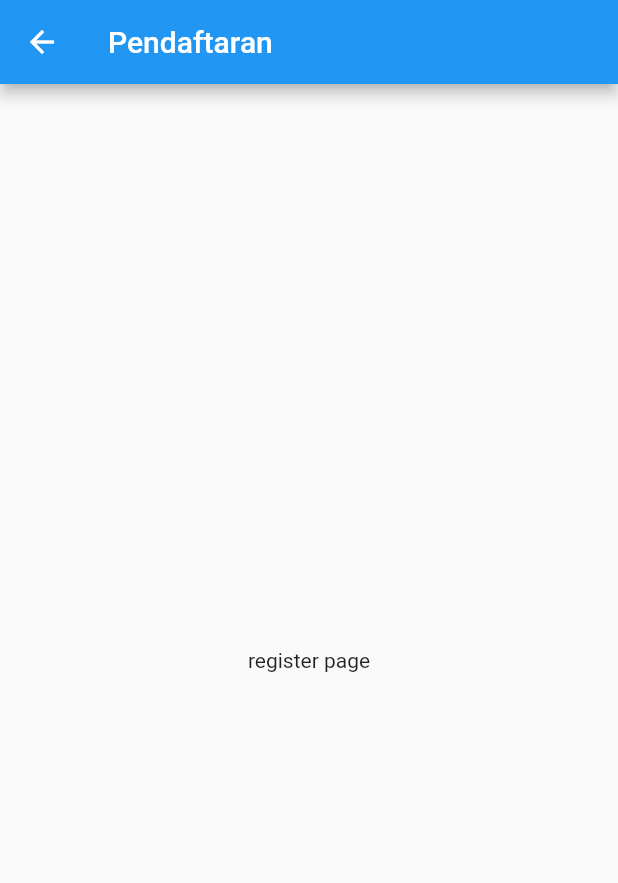
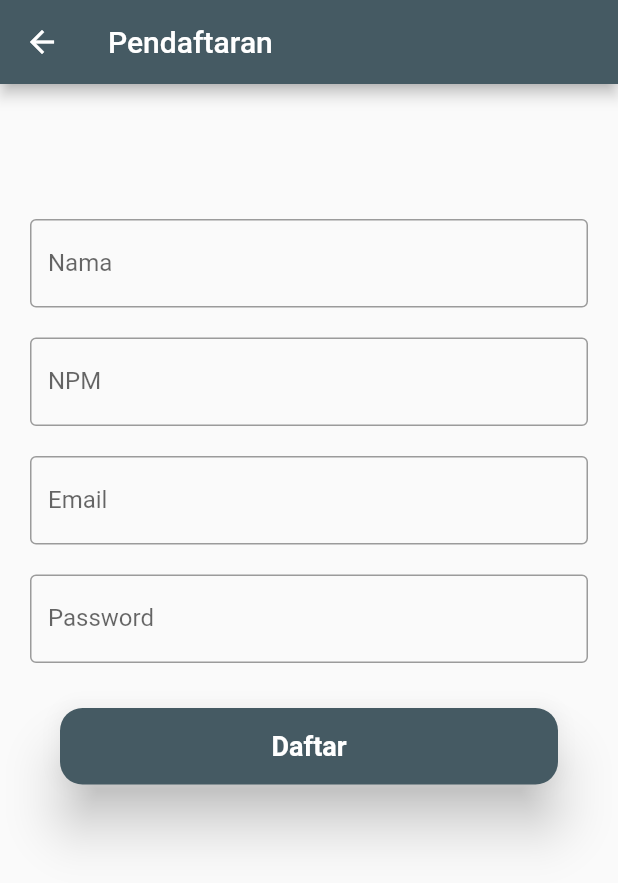
Before and after one commit to faizalfebriyanto886/login-with-API, a Flutter app: the screen it shows after launch, after a tap on "Daftarkan", on a phone screen of 412 x 824 dp. Shown: the top 883 px of the screen. Run offline on Flutter 3.47's test engine with Material 2 defaults, Android fonts, the phone set to English and light mode, and no system bars; our stand-ins replace cloud_firestore, cool_alert, firebase_core, lottie; accounts and stored records are empty; network calls fail.

Commit message:
trial error

```diff
--- a/lib/login_page.dart
+++ b/lib/login_page.dart
@@ -1,5 +1,4 @@
 import 'package:cloud_firestore/cloud_firestore.dart';
-import 'package:cool_alert/cool_alert.dart';
 import 'package:flutter/material.dart';
 import 'package:login_by_php/home_page.dart';
 import 'package:login_by_php/register_page.dart';
@@ -15,24 +14,6 @@ class Login extends StatefulWidget {
 class _LoginState extends State<Login> {
   final TextEditingController _emailController = TextEditingController();
   final TextEditingController _passwordController = TextEditingController();
-
-  dynamic data;
-
-  Future<dynamic> getData() async {
-    final DocumentReference dataLogin = FirebaseFirestore.instance.collection('login').where('email', isEqualTo: _emailController).snapshots() as DocumentReference<Object?>;
-
-    await dataLogin.get().then<dynamic>((DocumentSnapshot snapshot) {
-      setState(() {
-        data = snapshot.data();
-      });
-    });
-  }
-
-  @override
-  void initState() {
-    super.initState();
-    getData();
-  }
 
   @override
   Widget build(BuildContext context) {
@@ -53,7 +34,7 @@ class _LoginState extends State<Login> {
           ),
           SingleChildScrollView(
             child: Padding(
-              padding: const EdgeInsets.only(top: 450),
+              padding: const EdgeInsets.only(top: 400),
               child: Padding(
                 padding: const EdgeInsets.all(20),
                 child: Column(
@@ -93,12 +74,12 @@ class _LoginState extends State<Login> {
                           onPressed: (){
                             Navigator.push(context, MaterialPageRoute(builder: (context) => const Register()));
                           },
-                          child: Text(
+                          child: const Text(
                             'Daftarkan',
                             style: TextStyle(
                               fontSize: 14,
                               fontWeight: FontWeight.bold,
-                              color: Colors.blue[400]
+                              color: Color(0xFF455A63)
                             ),
                           )
                         )
@@ -107,22 +88,21 @@ class _LoginState extends State<Login> {
                     Container(
                       padding: const EdgeInsets.all(5),
                       width: MediaQuery.of(context).size.width * 0.7,
-                      child:  ElevatedButton(
+                      child: ElevatedButton(
                         onPressed: () {
-                          if (data['email'] != null && data['password'] != null) {
-                            _emailController.text = data['email'] ?? '';
-                            _passwordController.text = data['password'] ?? '';
-                            Navigator.push(context, MaterialPageRoute(builder: (context) => const Home()));
-                          } else  {
-                            CoolAlert.show(
-                              context: context,
-                              type: CoolAlertType.info,
-                              text: 'Silahkan cek email dan password !!'
-                            );
-                          }
+                          FirebaseFirestore.instance.collection('login').get().then((querySnapshot) {
+                            // ignore: avoid_function_literals_in_foreach_calls
+                            querySnapshot.docs.forEach((doc) {
+                              if (_emailController.text == doc.data()['email'] && _passwordController.text == doc.data()['password']) {
+                                _emailController.text = doc.data()['email'];
+                                _passwordController.text = doc.data()['password'];
+                                Navigator.push(context, MaterialPageRoute(builder: (context) => Home(nama: doc.data()['nama'] ?? '', npm: doc.data()['npm'] ?? '')));
+                              }
+                            });
+                          });
                         },
                         style: ElevatedButton.styleFrom(
-                          primary: Colors.blue,
+                          primary: const Color(0xFF455A63),
                           shape: RoundedRectangleBorder(
                             borderRadius: BorderRadius.circular(15.0)
                           ),
--- a/lib/register_page.dart
+++ b/lib/register_page.dart
@@ -1,3 +1,5 @@
+import 'package:cloud_firestore/cloud_firestore.dart';
+import 'package:cool_alert/cool_alert.dart';
 import 'package:flutter/material.dart';
 
 class Register extends StatefulWidget {
@@ -8,14 +10,105 @@ class Register extends StatefulWidget {
 }
 
 class _RegisterState extends State<Register> {
+  final TextEditingController _name = TextEditingController();
+  final TextEditingController _npm = TextEditingController();
+  final TextEditingController _email = TextEditingController();
+  final TextEditingController _password = TextEditingController();
+
+  final firestoreAdd = FirebaseFirestore.instance;
+
   @override
   Widget build(BuildContext context) {
     return Scaffold(
       appBar: AppBar(
         title: const Text('Pendaftaran'),
+        backgroundColor: const Color(0xFF455A63),
       ),
-      body: const Center(
-        child: Text('register page')),
+      body: Stack(
+        fit: StackFit.expand,
+        children: [
+          Expanded(
+            child: Padding(
+              padding: const EdgeInsets.only(top: 70),
+              child: ListView(
+                padding: const EdgeInsets.all(20),
+                children: [
+                  TextFormField(
+                    controller: _name,
+                    decoration: const InputDecoration(
+                      labelText: 'Nama',
+                      border: OutlineInputBorder(),
+                    ),
+                  ),
+                  const SizedBox(height: 20),
+                  TextFormField(
+                    controller: _npm,
+                    decoration: const InputDecoration(
+                      labelText: 'NPM',
+                      border: OutlineInputBorder(),
+                    ),
+                  ),
+                  const SizedBox(height: 20),
+                  TextFormField(
+                    controller: _email,
+                    decoration: const InputDecoration(
+                      labelText: 'Email',
+                      border: OutlineInputBorder(),
+                    ),
+                  ),
+                  const SizedBox(height: 20),
+                  TextFormField(
+                    obscureText: true,
+                    controller: _password,
+                    decoration: const InputDecoration(
+                      labelText: 'Password',
+                      border: OutlineInputBorder(),
+                    ),
+                  ),
+                  const SizedBox(height: 10),
+                  Container(
+                    padding: const EdgeInsets.all(20),
+                    child: ElevatedButton(
+                      style: ElevatedButton.styleFrom(
+                        primary: const Color(0xFF455A63),
+                        shape: RoundedRectangleBorder(
+                          borderRadius: BorderRadius.circular(15.0)
+                        ),
+                        elevation: 15.0
+                      ),
+                      child: const Padding(
+                        padding: EdgeInsets.fromLTRB(70, 15, 70, 15),
+                        child:Text(
+                          'Daftar',
+                          style: TextStyle(
+                            fontSize: 18,
+                            fontWeight: FontWeight.bold
+                          ),
+                        ),
+                      ),
+                      onPressed: () {
+                        firestoreAdd.collection('login').add({
+                          'nama': _name.text,
+                          'npm': _npm.text,
+                          'email': _email.text,
+                          'password': _password.text,
+                        }).then((value) {
+                          CoolAlert.show(
+                            context: context,
+                            type: CoolAlertType.success,
+                            text: 'Data berhasil di tambahkan',
+                            autoCloseDuration: const Duration(seconds: 3)
+                          );
+                        });
+                      },
+                    ),
+                  ),
+                ],
+              ),
+            ),
+          )
+        ]
+      ),
     );
   }
 }
```
Also changed, not shown: lib/home_page.dart (+21 -52 lines).
